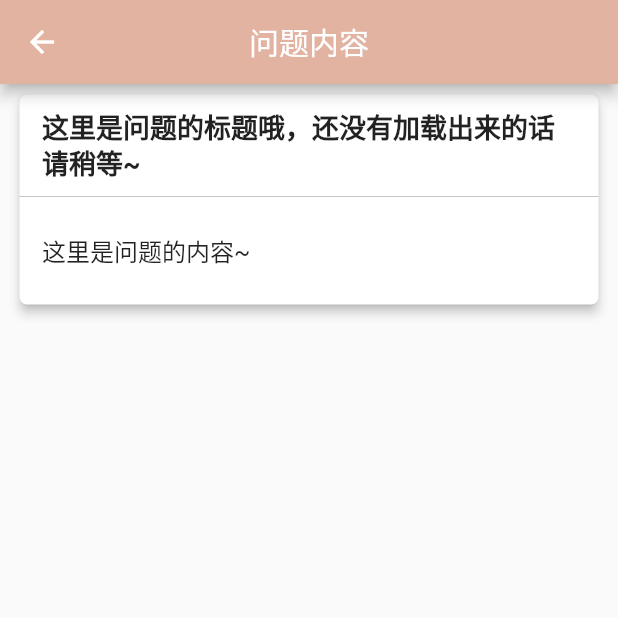
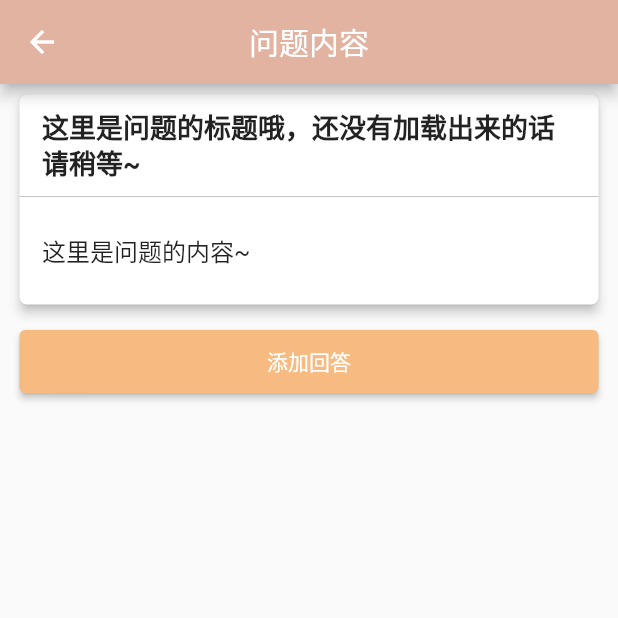
Before and after one commit to AkatsukiRika/nakayosi-flutter, a Flutter app: the MainContent screen opened directly with empty values, on a phone screen of 412 x 824 dp, the top half of it. Run offline on Flutter 3.47's test engine with Material 2 defaults, Android fonts, the light colour scheme and no system bars; our stand-ins replace audioplayers, convert, device_info, dio, package_info; missing offline and left inert: alert, flutter_quill; network calls fail.

Commit message:
WIP: 添加回答功能

```diff
--- a/lib/common/global.dart
+++ b/lib/common/global.dart
@@ -8,6 +8,7 @@ class GlobalColors {
   static const colorAnswerTitle = Color(0xFF5DADF7);
   static const colorWhite = Color(0xFFFFFFFF);
   static const colorGrey = Color(0xFF999999);
+  static const colorAddAnswerBtn = Color(0xFFF7BA81);
   static const materialColorWhite = Colors.white;
 }
 
@@ -83,6 +84,10 @@ class GlobalStrings {
   }
   static const confirm = '确认';
   static const cancel = '取消';
+  // 回答添加面板
+  static const addAnswer = '添加回答';
+  static const addAnswerHint = '请在此处输入回答内容，完成后按右上角「提交」按钮';
+  static const addAnswerFail = '添加回答失败';
 }
 
 class GlobalStates {
--- a/lib/common/http_request.dart
+++ b/lib/common/http_request.dart
@@ -14,6 +14,7 @@ class HttpConfig {
   static const apiProUserLogin = '/api/user/userLogin';
   static const apiGetProUserStatus = '/api/user/getUserLoginStatus';
   static const apiProUserLogout = '/api/user/proUserLogout';
+  static const apiAddAnswer = '/api/question/addAnswer';
   static const timeout = 10000;
 }
 
--- a/lib/routes/main_content.dart
+++ b/lib/routes/main_content.dart
@@ -6,6 +6,7 @@ import 'package:flutter/material.dart';
 import 'package:flutter/rendering.dart';
 import 'package:nakayosi_flutter/common/global.dart';
 import 'package:nakayosi_flutter/common/http_request.dart';
+import 'package:nakayosi_flutter/routes/add_answer.dart';
 
 // 顶部显示标题和问题内容的Widget
 class HeaderWidget extends StatelessWidget {
@@ -155,16 +156,22 @@ class _AnswerWidgetState extends State<AnswerWidget> {
   }
 }
 
+// ignore: must_be_immutable
 class MainContent extends StatefulWidget {
   final String id;
+  // 需要传递给AddAnswer组件的MainContentState
+  MainContentState mainContentState;
 
   MainContent({Key key, this.id});
 
   @override
-  State<StatefulWidget> createState() => _MainContentState();
+  State<StatefulWidget> createState() {
+    mainContentState = MainContentState();
+    return mainContentState;
+  }
 }
 
-class _MainContentState extends State<MainContent> {
+class MainContentState extends State<MainContent> {
   // params包含1个参数：id(str)
   Map<String, String> params;
   // 是否已首次从服务器请求到数据
@@ -225,7 +232,25 @@ class _MainContentState extends State<MainContent> {
                     height: 10,
                   ),
                 ],
-              )
+              ),
+              Padding(
+                padding: const EdgeInsets.fromLTRB(13, 0, 13, 14),
+                child: SizedBox(
+                  width: double.infinity,
+                  height: 42,
+                  child: ElevatedButton(
+                    child: Text(GlobalStrings.addAnswer),
+                    onPressed: () {
+                      Navigator.push(context, MaterialPageRoute(
+                        builder: (context) => AddAnswer(id: widget.id, mainContentState: widget.mainContentState),
+                      ));
+                    },
+                    style: ButtonStyle(
+                      backgroundColor: MaterialStateProperty.all(GlobalColors.colorAddAnswerBtn),
+                    ),
+                  ),
+                ),
+              ),
             ],
           ),
         )
```
Also changed, not shown: lib/routes/add_answer.dart (added, +88 -0 lines).
